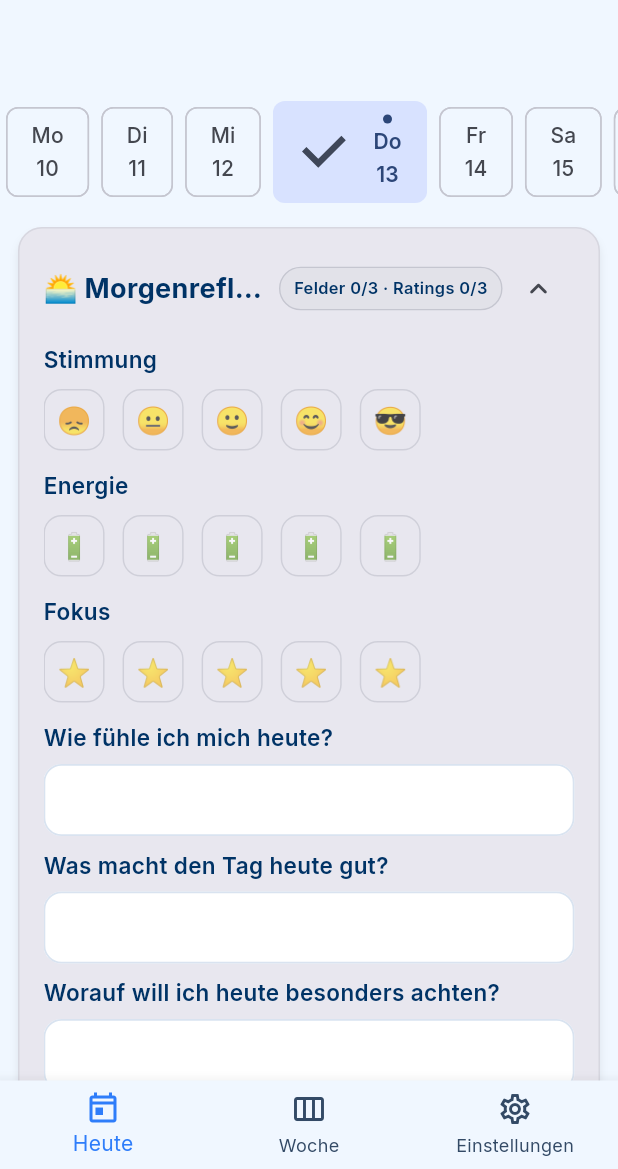
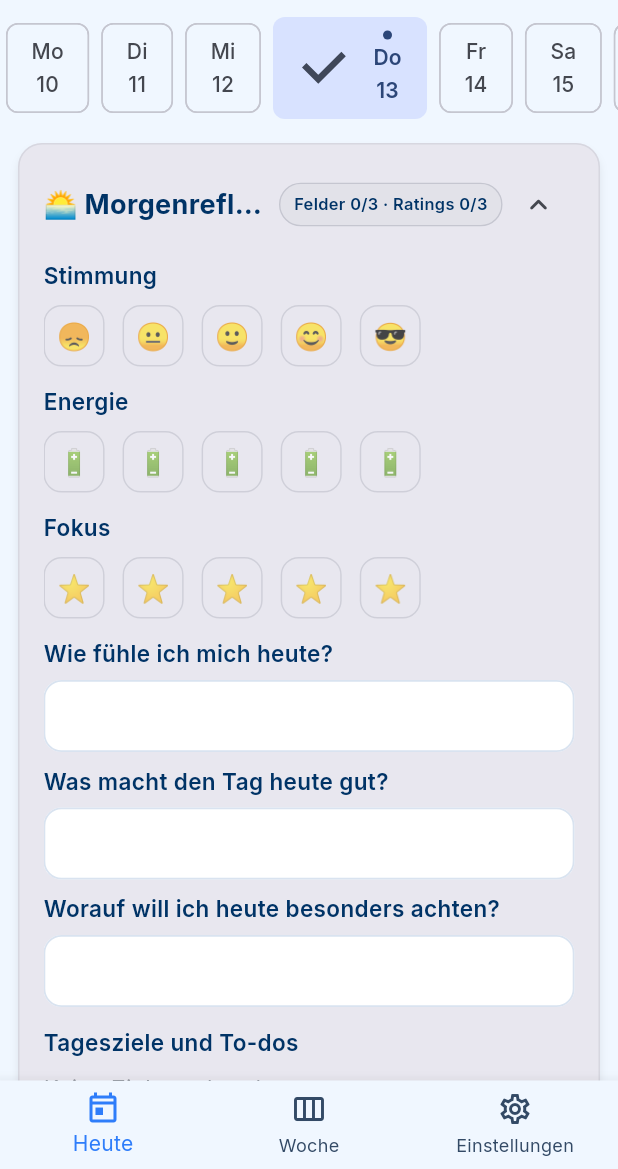
Before and after one commit to AlexBuchnerTeacher/reflecto, a Flutter app: the screen it shows once a user with an empty profile is signed in, on a phone screen of 412 x 824 dp, the part 67-1236 px from its top. Run offline on Flutter 3.47's test engine with Material 3 defaults, Android fonts, the phone set to English and light mode, and no system bars; our stand-ins replace cloud_firestore, firebase_auth, firebase_core, flutter_riverpod, google_fonts, package_info_plus and 1 more; accounts and stored records are empty; statements that could not run were skipped.

Commit message:
⚡️ UX: schnelleres Speichern (200ms Debounce), AppBar im DayScreen entfernt (Gap weg), Streak als Card ohne Emoji; Status-Chip nutzt todayDocProvider

```diff
--- a/lib/screens/day_screen.dart
+++ b/lib/screens/day_screen.dart
@@ -225,7 +225,7 @@ class _DayScreenState extends ConsumerState<DayScreen> {
   }) {
     final key = '${_dateId(date)}|$fieldPath';
     _debouncers[key]?.cancel();
-    _debouncers[key] = Timer(const Duration(milliseconds: 500), () async {
+    _debouncers[key] = Timer(const Duration(milliseconds: 200), () async {
       try {
         // Skip if value unchanged compared to latest snapshot
         if (value is! FieldValue) {
@@ -672,11 +672,6 @@ class _DayScreenState extends ConsumerState<DayScreen> {
         final aggFromCache = fromCache && tFromCache;
 
         return Scaffold(
-          appBar: AppBar(
-            title: const SizedBox.shrink(),
-            centerTitle: false,
-            actions: const [],
-          ),
           body: SafeArea(
             child: Align(
               alignment: Alignment.topCenter,
@@ -1777,7 +1772,7 @@ class _DayScreenState extends ConsumerState<DayScreen> {
                                       ),
                                       child: Center(
                                         child: Text(
-                                          '?? Streak: $cnt Tage in Folge$suffix',
+                                          'Streak: $cnt Tage in Folge$suffix',
                                           style: const TextStyle(
                                             fontWeight: FontWeight.w700,
                                           ),
```
